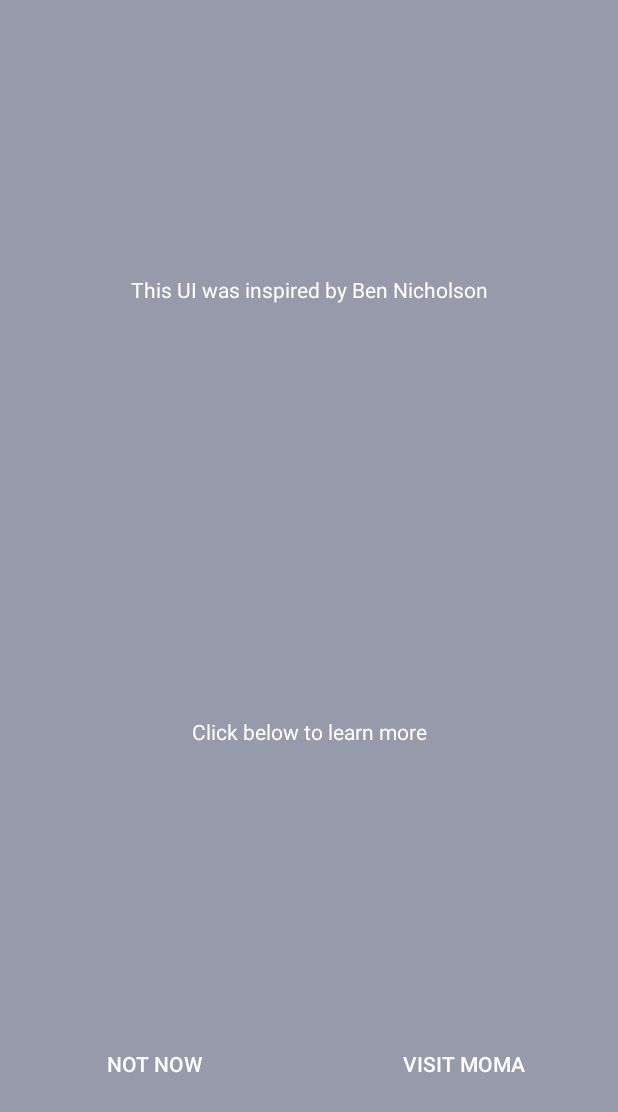
After one commit to sjmiddlebrook/Modern_Art_UI, an Android app: the layout custom_dialog_layout.xml on its own in the app's theme, with its tools: preview values and no code run, on a phone screen of 412 x 824 dp. The commit adds this screen. Shown: the top 1112 px of the screen. Run offline under Robolectric (Android 15) with nearby library versions, the phone set to English and light mode, and no system bars.

Commit message:
add alert dialog

```diff
--- /dev/null
+++ b/app/src/main/res/layout/custom_dialog_layout.xml
@@ -0,0 +1,56 @@
+<?xml version="1.0" encoding="utf-8"?>
+<LinearLayout xmlns:android="http://schemas.android.com/apk/res/android"
+              android:orientation="vertical"
+              android:layout_width="match_parent"
+              android:layout_height="match_parent">
+
+    <TextView
+        android:layout_width="fill_parent"
+        android:layout_height="0dp"
+        android:paddingTop="20dp"
+        android:layout_weight=".8"
+        android:gravity="center"
+        android:background="@color/alert_background"
+        android:text="@string/alert_text_inspired_decription"
+        android:textColor="@android:color/white" />
+
+    <TextView
+        android:layout_width="fill_parent"
+        android:layout_height="0dp"
+        android:paddingTop="15dp"
+        android:layout_weight=".5"
+        android:gravity="center"
+        android:background="@color/alert_background"
+        android:text="@string/alert_text_learn_more"
+        android:textColor="@android:color/white" />
+
+    <LinearLayout
+        android:layout_width="fill_parent"
+        android:layout_height="0dp"
+        android:layout_weight=".5"
+        android:orientation="horizontal">
+
+        <Button
+            android:layout_width="0dp"
+            android:layout_weight=".5"
+            android:layout_height="fill_parent"
+            android:background="@color/alert_background"
+            android:text="@string/alert_button_label_dismiss"
+            android:id="@+id/not_now_button"
+            android:textColor="@android:color/white"
+            />
+
+        <Button
+            android:layout_width="0dp"
+            android:layout_weight=".5"
+            android:layout_height="fill_parent"
+            android:background="@color/alert_background"
+            android:text="@string/alert_button_label_visit_moma"
+            android:id="@+id/visit_moma"
+            android:textColor="@android:color/white"
+            />
+
+
+    </LinearLayout>
+
+</LinearLayout>
--- a/app/src/main/res/menu/menu_main.xml
+++ b/app/src/main/res/menu/menu_main.xml
@@ -2,8 +2,8 @@
       xmlns:app="http://schemas.android.com/apk/res-auto"
       xmlns:tools="http://schemas.android.com/tools"
       tools:context=".MainActivity">
-    <item android:id="@+id/action_settings"
-          android:title="@string/action_settings"
+    <item android:id="@+id/more_information"
+          android:title="@string/menu_option_more_info"
           android:orderInCategory="100"
           app:showAsAction="never"/>
 </menu>
--- a/app/src/main/res/values/colors.xml
+++ b/app/src/main/res/values/colors.xml
@@ -7,4 +7,5 @@
     <color name="block5">#903A37</color>
     <color name="block6">#4A708B</color>
     <color name="block7">#523D27</color>
+    <color name="alert_background">#979AAA</color>
 </resources>
--- a/app/src/main/res/values/strings.xml
+++ b/app/src/main/res/values/strings.xml
@@ -4,5 +4,10 @@
     <string name="app_name">Modern Art UI</string>
     <string name="hello_world">Hello world!</string>
     <string name="action_settings">Settings</string>
+    <string name="alert_button_label_dismiss">Not now</string>
+    <string name="alert_button_label_visit_moma">Visit MOMA</string>
+    <string name="alert_text_inspired_decription">This UI was inspired by Ben Nicholson</string>
+    <string name="alert_text_learn_more">Click below to learn more</string>
+    <string name="menu_option_more_info">More Information</string>
 
 </resources>
--- a/app/src/main/res/values/styles.xml
+++ b/app/src/main/res/values/styles.xml
@@ -1,7 +1,7 @@
 <resources>
 
     <!-- Base application theme. -->
-    <style name="AppTheme" parent="Theme.AppCompat.Light.NoActionBar">
+    <style name="AppTheme" parent="Theme.AppCompat.Light.DarkActionBar">
         <!-- Customize your theme here. -->
     </style>
 
```
Also changed, not shown: app/src/main/java/com/jackmiddlebrook/modernartui/MainActivity.java (+6 -6 lines), app/src/main/java/com/jackmiddlebrook/modernartui/MoreInfoAlertDialog.java (added, +51 -0 lines).
